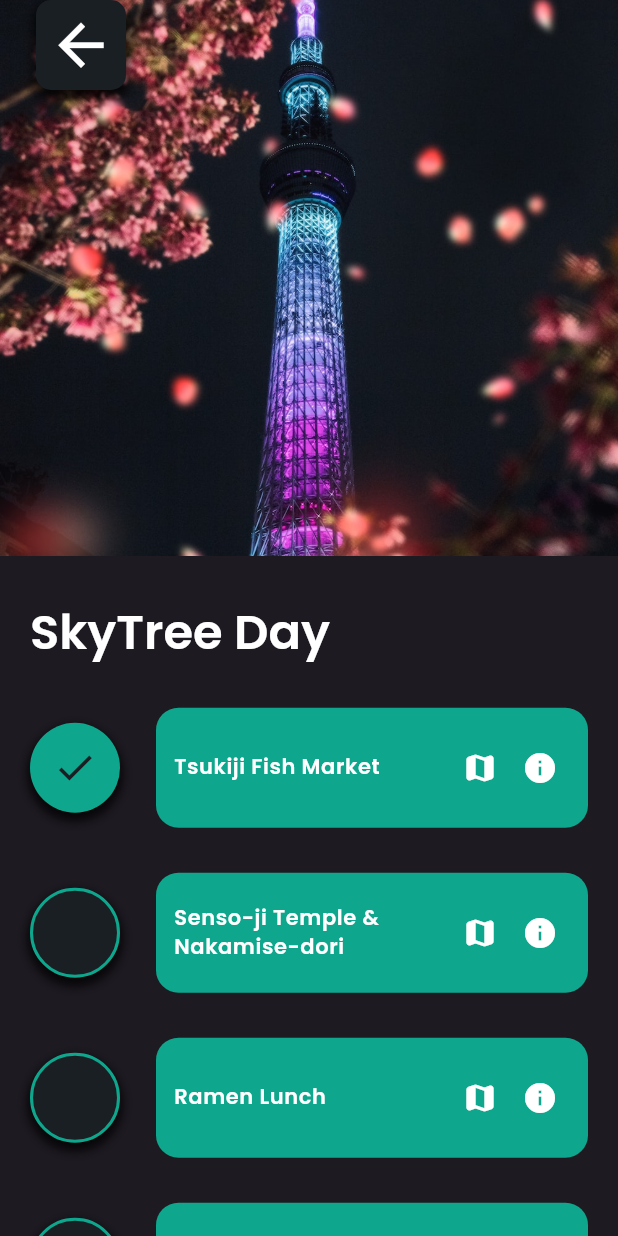
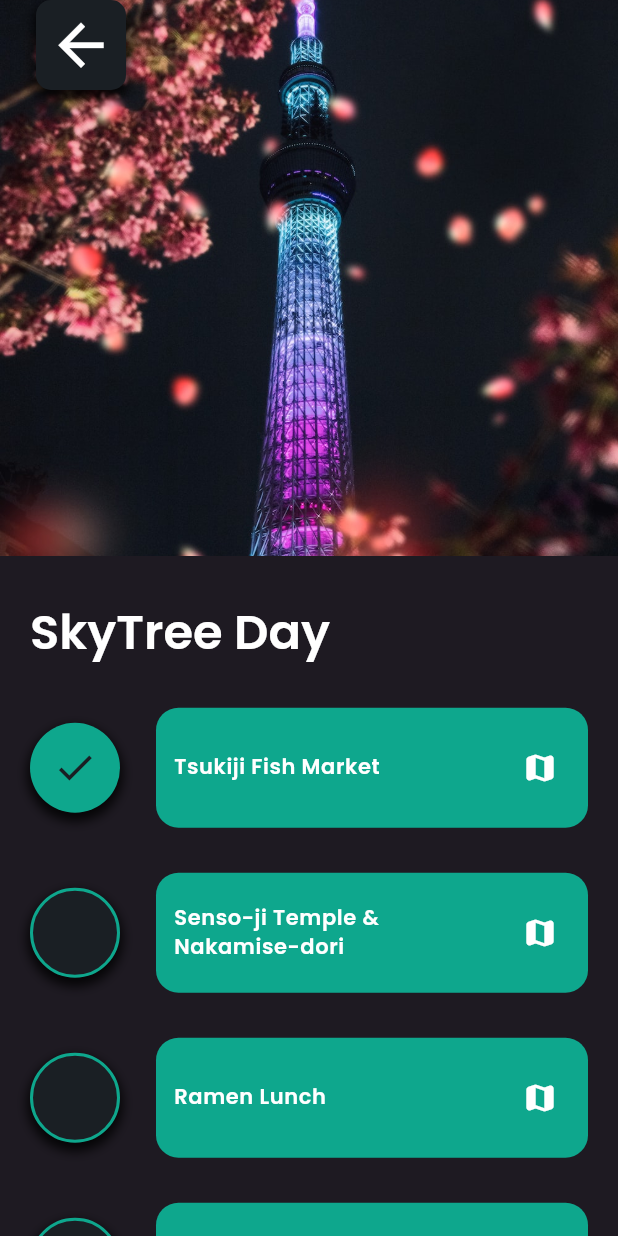
Before and after one commit to julianryorex/xplore, a Flutter app: the screen it shows after launch, after a tap on "Upload", after a tap on "SkyTree Day", on a phone screen of 412 x 824 dp. Run offline on Flutter 3.47's test engine with Material 3 defaults, Android fonts, the phone set to English and light mode, and no system bars; our stand-ins replace flutter_bloc, flutter_dotenv, flutter_svg, freezed_annotation; generated files the repository leaves out were written again.

Commit message:
Remove info icon

```diff
--- a/lib/features/itinerary/widgets/itinerary_tile.dart
+++ b/lib/features/itinerary/widgets/itinerary_tile.dart
@@ -53,13 +53,7 @@ class ItineraryTile extends StatelessWidget {
                         ),
                       ),
                     ),
-                    Row(
-                      mainAxisAlignment: MainAxisAlignment.end,
-                      children: [
-                        _buildIconBtn(Icons.map_rounded, () {}),
-                        _buildIconBtn(Icons.info, () {}),
-                      ],
-                    ),
+                    _buildIconBtn(Icons.map_rounded, () {}),
                   ],
                 );
               },
```
